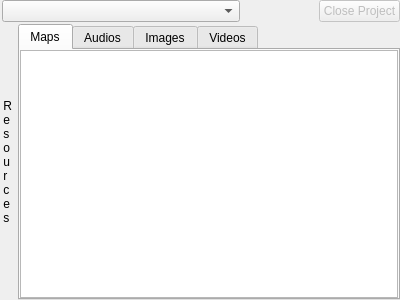
Qt form src/ui/controllers/mprojectcontroller.ui (xiangCaO233/MusicMapMaker) before a commit.
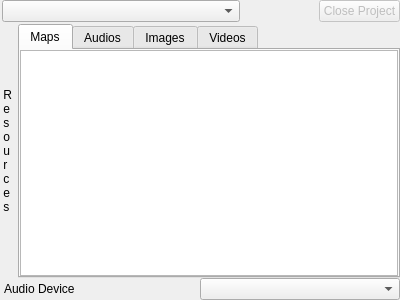
The same form after that commit.

```diff
--- a/src/ui/controllers/mprojectcontroller.ui
+++ b/src/ui/controllers/mprojectcontroller.ui
@@ -240,6 +240,57 @@
      </layout>
     </widget>
    </item>
+   <item>
+    <widget class="QWidget" name="device_container" native="true">
+     <layout class="QHBoxLayout" name="horizontalLayout_7">
+      <property name="spacing">
+       <number>0</number>
+      </property>
+      <property name="leftMargin">
+       <number>4</number>
+      </property>
+      <property name="topMargin">
+       <number>0</number>
+      </property>
+      <property name="rightMargin">
+       <number>0</number>
+      </property>
+      <property name="bottomMargin">
+       <number>0</number>
+      </property>
+      <item>
+       <widget class="QLabel" name="device_label">
+        <property name="text">
+         <string>Audio Device</string>
+        </property>
+       </widget>
+      </item>
+      <item>
+       <spacer name="horizontalSpacer_2">
+        <property name="orientation">
+         <enum>Qt::Orientation::Horizontal</enum>
+        </property>
+        <property name="sizeHint" stdset="0">
+         <size>
+          <width>40</width>
+          <height>20</height>
+         </size>
+        </property>
+       </spacer>
+      </item>
+      <item>
+       <widget class="QComboBox" name="audio_device_selector">
+        <property name="minimumSize">
+         <size>
+          <width>200</width>
+          <height>0</height>
+         </size>
+        </property>
+       </widget>
+      </item>
+     </layout>
+    </widget>
+   </item>
   </layout>
  </widget>
  <resources/>
```
Left out of the diff: 2 changed lines with no effect on the pictures.
